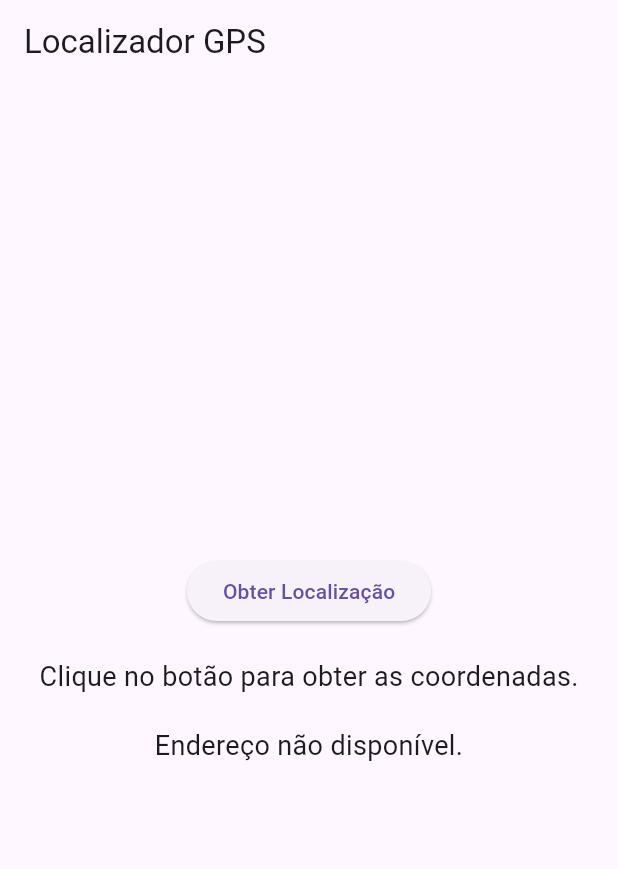
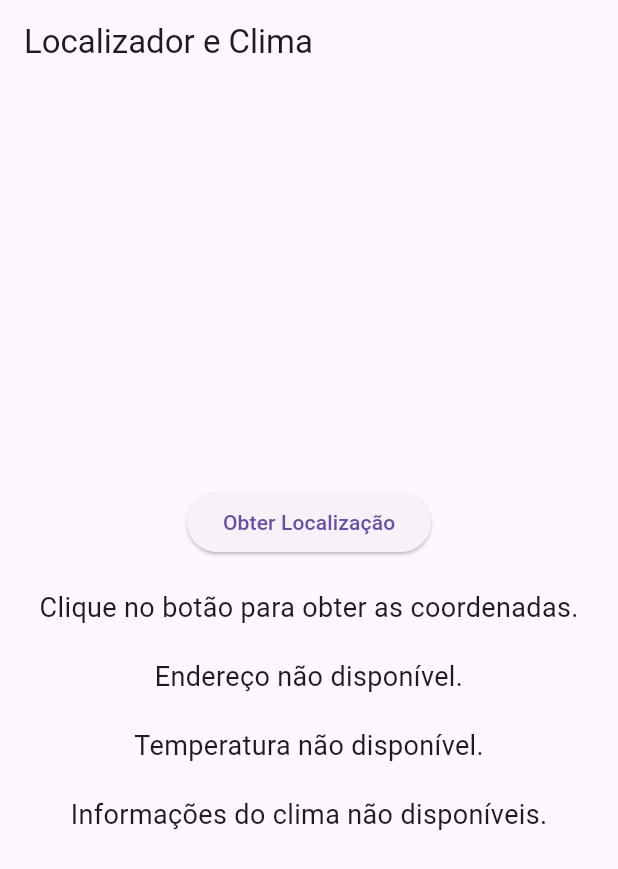
Before and after one commit to DaniloCossioloDias/localizador_gps, a Flutter app: the screen it shows after launch, on a phone screen of 412 x 824 dp. Shown: the top 869 px of the screen. Run offline on Flutter 3.47's test engine with Material 3 defaults, Android fonts, the phone set to English and light mode, and no system bars; our stand-ins replace geolocator.

Commit message:
Update main.dart

```diff
--- a/lib/main.dart
+++ b/lib/main.dart
@@ -17,6 +17,9 @@ class MainApp extends StatefulWidget {
 class _MainAppState extends State<MainApp> {
   String _locationMessage = "Clique no botão para obter as coordenadas.";
   String _address = "Endereço não disponível.";
+  String _weatherInfo = "Informações do clima não disponíveis.";
+  String _temperature = "Temperatura não disponível.";
+  String _altitude = "Altitude não disponível.";
 
   void getLocation() async {
     try {
@@ -38,10 +41,28 @@ class _MainAppState extends State<MainApp> {
       setState(() {
         _locationMessage =
             "Latitude: ${position.latitude}, Longitude: ${position.longitude}";
+        _altitude = "Altitude: ${position.altitude} metros";
       });
 
+      // Obtendo o endereço
+      await getAddress(position.latitude, position.longitude);
+
+      // Obtendo informações do clima
+      await getWeather(position.latitude, position.longitude);
+    } catch (e) {
+      print("Erro ao obter localização ou endereço: $e");
+      setState(() {
+        _locationMessage = "Erro ao obter localização.";
+        _address = "Erro inesperado.";
+        _weatherInfo = "Informações do clima não disponíveis.";
+        _temperature = "Temperatura não disponível.";
+      });
+    }
+  }
+
+  Future<void> getAddress(double latitude, double longitude) async {
     final url =
-          'https://nominatim.openstreetmap.org/reverse?format=json&lat=${position.latitude}&lon=${position.longitude}&zoom=18&addressdetails=1';
+        'https://nominatim.openstreetmap.org/reverse?format=json&lat=$latitude&lon=$longitude&zoom=18&addressdetails=1';
     final response = await http.get(Uri.parse(url));
 
     if (response.statusCode == 200) {
@@ -63,11 +84,25 @@ class _MainAppState extends State<MainApp> {
         _address = "Erro ao buscar endereço (${response.statusCode}).";
       });
     }
-    } catch (e) {
-      print("Erro ao obter localização ou endereço: $e");
+  }
+
+  Future<void> getWeather(double latitude, double longitude) async {
+    const apiKey = 'ac656d1d03be8dd2533850936f86f59b';
+    final url =
+        'https://api.openweathermap.org/data/2.5/weather?lat=$latitude&lon=$longitude&appid=$apiKey&units=metric';
+
+    final response = await http.get(Uri.parse(url));
+
+    if (response.statusCode == 200) {
+      final data = jsonDecode(response.body);
       setState(() {
-        _locationMessage = "Erro ao obter localização.";
-        _address = "Erro inesperado.";
+        _temperature = "Temperatura: ${data['main']['temp']} °C";
+        _weatherInfo = "Clima: ${data['weather'][0]['description']}";
+      });
+    } else {
+      setState(() {
+        _weatherInfo = "Erro ao buscar clima (${response.statusCode}).";
+        _temperature = "Erro ao obter temperatura.";
       });
     }
   }
@@ -77,7 +112,7 @@ class _MainAppState extends State<MainApp> {
     return MaterialApp(
       home: Scaffold(
         appBar: AppBar(
-          title: const Text("Localizador GPS"),
+          title: const Text("Localizador e Clima"),
         ),
         body: Center(
           child: Column(
@@ -98,6 +133,16 @@ class _MainAppState extends State<MainApp> {
                 style: const TextStyle(fontSize: 18),
                 textAlign: TextAlign.center,
               ),
+              const SizedBox(height: 20),
+              Text(
+                _temperature,
+                style: const TextStyle(fontSize: 18),
+              ),
+              const SizedBox(height: 20),
+              Text(
+                _weatherInfo,
+                style: const TextStyle(fontSize: 18),
+              ),
             ],
           ),
         ),
```
Lines whose indentation alone changed are shown as unchanged.
